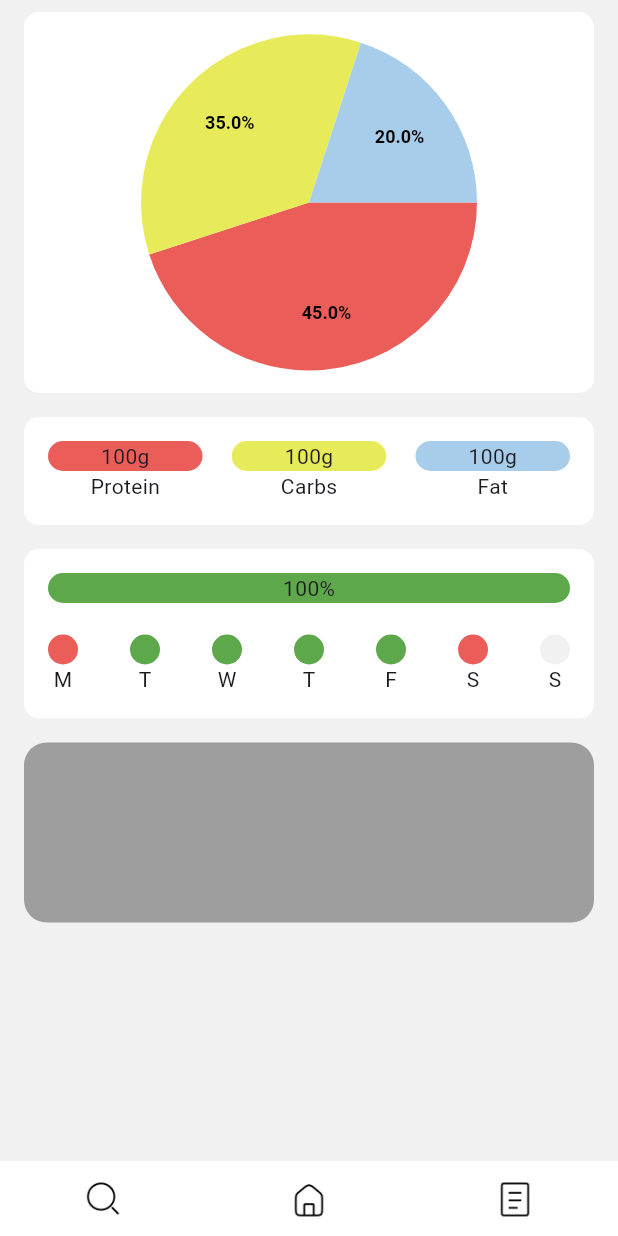
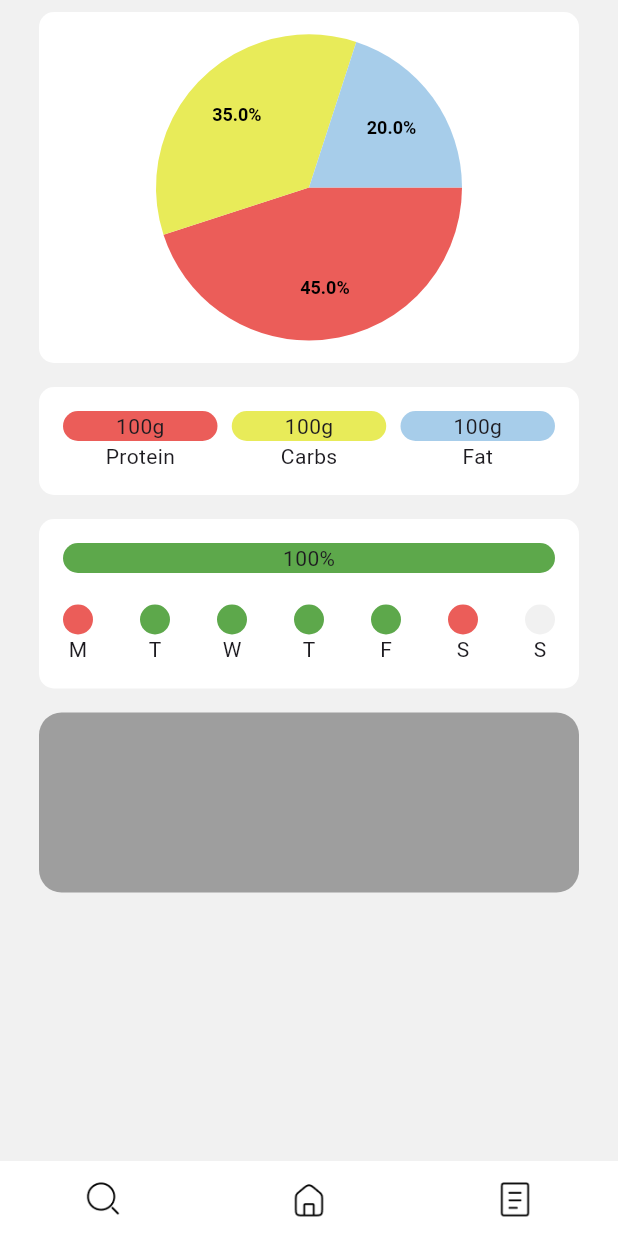
Before and after one commit to patschwendeman/mealPlaner-prototype, a Flutter app: the screen it shows after launch, on a phone screen of 412 x 824 dp. Run offline on Flutter 3.47's test engine with Material 3 defaults, Android fonts, the phone set to English and light mode, and no system bars; drawn by our look-alikes of pie_chart.

Commit message:
changed projest pattern to feature driven design

```diff
--- /dev/null
+++ b/app/lib/features/home/view/home_screen.dart
@@ -0,0 +1,11 @@
+import 'package:app/features/home/view/home_view.dart';
+import 'package:flutter/material.dart';
+
+class HomeScreen extends StatelessWidget {
+  const HomeScreen({super.key});
+
+  @override
+  Widget build(BuildContext context) {
+    return const HomeView();
+  }
+}
--- a/app/lib/screens/HomeScreen.dart
+++ b/app/lib/features/home/view/home_view.dart
@@ -1,11 +1,11 @@
-import 'package:app/widgets/BottomNav.dart';
-import 'package:app/widgets/homeScreen/DailyBarsCard.dart';
-import 'package:app/widgets/homeScreen/MacroBarsCard.dart';
+import 'package:app/features/home/widgets/daily_bars_card.dart';
+import 'package:app/features/home/widgets/macro_bars_card.dart';
+import 'package:app/features/home/widgets/pie_chart_card.dart';
+import 'package:app/widgets/bottom_nav.dart';
 import 'package:flutter/material.dart';
-import 'package:app/widgets/homeScreen/PieChartCard.dart';
 
-class HomeScreen extends StatelessWidget {
-  const HomeScreen({super.key});
+class HomeView extends StatelessWidget {
+  const HomeView({super.key});
 
   static const dataMap = <String, double>{
     "Protein": 4.5,
@@ -32,7 +32,7 @@ class HomeScreen extends StatelessWidget {
             color: const Color(0xFFF1F1F1),
             child: Center(
                 child: Container(
-                    padding: const EdgeInsets.symmetric(horizontal: 16.0),
+                    padding: const EdgeInsets.symmetric(horizontal: 26.0),
                     child: Column(
                       /* mainAxisAlignment: MainAxisAlignment.spaceBetween, */
 
--- a/app/lib/widgets/homeScreen/DailyBarsCard.dart
+++ b/app/lib/features/home/widgets/daily_bars_card.dart
@@ -1,5 +1,5 @@
-import 'package:app/widgets/homeScreen/DailyBar.dart';
-import 'package:app/widgets/homeScreen/MacroBar.dart';
+import 'package:app/features/home/widgets/daily_bar.dart';
+import 'package:app/features/home/widgets/macro_bar.dart';
 import 'package:flutter/material.dart';
 
 class DailyBarsCard extends StatefulWidget {
--- a/app/lib/widgets/homeScreen/MacroBarsCard.dart
+++ b/app/lib/features/home/widgets/macro_bars_card.dart
@@ -1,4 +1,4 @@
-import 'package:app/widgets/homeScreen/MacroBar.dart';
+import 'package:app/features/home/widgets/macro_bar.dart';
 import 'package:flutter/material.dart';
 
 class MacroBarsCard extends StatefulWidget {
--- a/app/lib/screens/OrderScreen.dart
+++ b/app/lib/features/mealplans/view/mealplans_view.dart
@@ -1,8 +1,8 @@
-import 'package:app/widgets/BottomNav.dart';
+import 'package:app/widgets/bottom_nav.dart';
 import 'package:flutter/material.dart';
 
-class OrderScreen extends StatelessWidget {
-  const OrderScreen({super.key});
+class MealPlansView extends StatelessWidget {
+  const MealPlansView({super.key});
 
   @override
   Widget build(BuildContext context) {
--- a/app/lib/main.dart
+++ b/app/lib/main.dart
@@ -1,6 +1,6 @@
 
-import 'package:app/screens/HomeScreen.dart';
-import 'package:app/screens/searchScreen.dart';
+import 'package:app/features/home/view/home_screen.dart';
+import 'package:app/features/searchScreen.dart';
 import 'package:flutter/material.dart';
 
 void main() {
```
Also changed, not shown: app/lib/features/mealplans/view/mealplans_screen.dart (added, +11 -0 lines), app/lib/features/search/view/search_screen.dart (added, +11 -0 lines), app/lib/features/search/view/search_view.dart (renamed from app/lib/screens/SearchScreen.dart, +4 -5 lines), app/lib/widgets/bottom_nav.dart (renamed from app/lib/widgets/BottomNav.dart, +4 -5 lines), app/lib/features/home/widgets/daily_bar.dart (renamed from app/lib/widgets/homeScreen/DailyBar.dart), app/lib/features/home/widgets/macro_bar.dart (renamed from app/lib/widgets/homeScreen/MacroBar.dart), app/lib/features/home/widgets/pie_chart_card.dart (renamed from app/lib/widgets/homeScreen/PieChartCard.dart).
